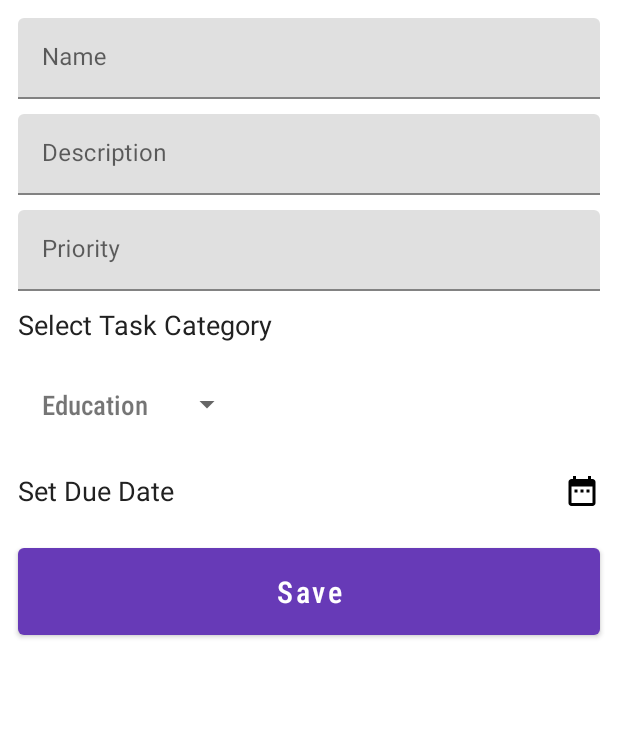
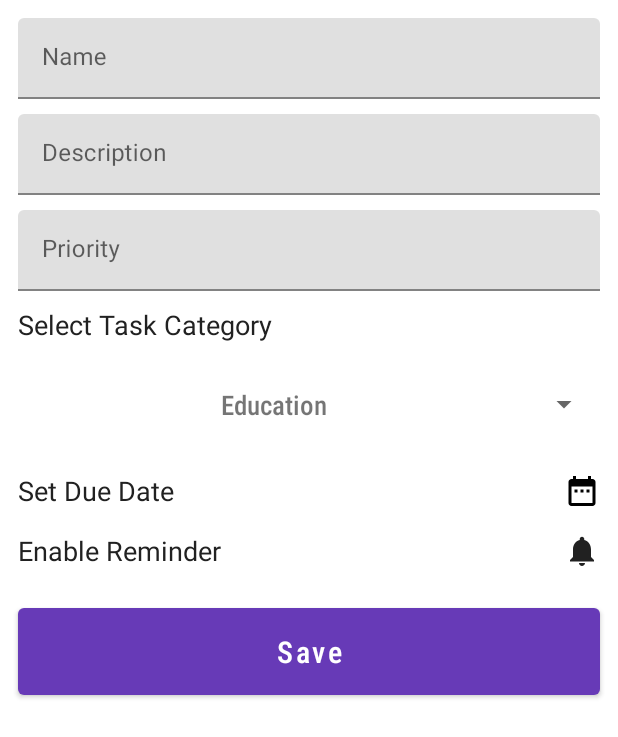
Before and after one commit to KingsleyUsoroeno/Realm-Mvp-Android, an Android app: the AddTodoFragment screen opened through its navigation route, on a phone screen of 412 x 824 dp. Shown: the top 737 px of the screen. Run offline under Robolectric (Android 15) with nearby library versions, the phone set to English and light mode, and no system bars; our stand-ins replace data binding; libraries missing offline, so code that uses them is left out: io.realm.

Commit message:
users can enable notifications for task and included Validation test

```diff
--- a/app/src/main/java/com/kingtech/tasky/views/ui/fragment/AddTodoFragment.kt
+++ b/app/src/main/java/com/kingtech/tasky/views/ui/fragment/AddTodoFragment.kt
@@ -1,27 +1,38 @@
 package com.kingtech.tasky.views.ui.fragment
 
 
+import android.app.DatePickerDialog
+import android.graphics.Color
 import android.os.Bundle
 import android.view.LayoutInflater
 import android.view.View
 import android.view.ViewGroup
+import android.widget.AdapterView
 import android.widget.ArrayAdapter
+import android.widget.DatePicker
 import android.widget.Toast
+import androidx.core.graphics.drawable.DrawableCompat
 import androidx.databinding.DataBindingUtil
 import androidx.fragment.app.Fragment
 import androidx.navigation.findNavController
 import com.kingtech.tasky.R
+import com.kingtech.tasky.common.Common
 import com.kingtech.tasky.databinding.FragmentAddTodoBinding
 import com.kingtech.tasky.views.todo.Todo
-import com.kingtech.tasky.views.todo.presenter.RealmControllerImpl
+import java.util.*
+
 
 /**
  * A simple [Fragment] subclass.
  */
-class AddTodoFragment : Fragment(), UserView {
+class AddTodoFragment : Fragment(), UserView, AdapterView.OnItemSelectedListener,
+	DatePickerDialog.OnDateSetListener {
 
 	private lateinit var todoFragmentBinding: FragmentAddTodoBinding
 	private lateinit var addTodoImpl: TodoFragmentImpl
+	private var selectedCategory = ""
+	private var dueDate = ""
+	private val TAG = "AddTodoFragment"
 
 	override fun onCreateView(
 		inflater: LayoutInflater, container: ViewGroup?,
@@ -30,17 +41,29 @@ class AddTodoFragment : Fragment(), UserView {
 		// Inflate the layout for this fragment
 		todoFragmentBinding =
 			DataBindingUtil.inflate(inflater, R.layout.fragment_add_todo, container, false)
-		addTodoImpl = TodoFragmentImpl(this, RealmControllerImpl())
+		addTodoImpl = TodoFragmentImpl(this, false)
 
 		todoFragmentBinding.btnSave.setOnClickListener {
 			addTodoImpl.onSaveClicked()
 		}
 
+		todoFragmentBinding.imgCalendar.setOnClickListener {
+			showDatePicker()
+		}
+
+		todoFragmentBinding.imgNotification.setOnClickListener {
+			addTodoImpl.setToggle()
+		}
+
+		setUpSpinnerCategoryAdapter()
+		return todoFragmentBinding.root
+	}
+
+	private fun setUpSpinnerCategoryAdapter() {
 		val categories = getStringResourceArray()
 		val adapter = ArrayAdapter<String>(this.context!!, R.layout.layout_spinner, categories)
+		todoFragmentBinding.catSpinner.onItemSelectedListener = this
 		todoFragmentBinding.catSpinner.adapter = adapter
-
-		return todoFragmentBinding.root
 	}
 
 	override fun getTodo(): Todo {
@@ -49,11 +72,20 @@ class AddTodoFragment : Fragment(), UserView {
 		val name = todoFragmentBinding.edtName.text.toString()
 		val desc = todoFragmentBinding.edtDescription.text.toString()
 		val priorityText = todoFragmentBinding.edtPriority.text.toString()
-		val dueDate = "23 Feb 2019"
 		if (priorityText.isNotEmpty()) {
 			priority = priorityText.toInt()
 		}
-		return Todo(id, name, desc, priority, dueDate)
+		return Todo(id, name, desc, priority, selectedCategory, dueDate)
+	}
+
+	private fun showDatePicker() {
+		val calendar = Calendar.getInstance()
+		val year = calendar.get(Calendar.YEAR)
+		val month = calendar.get(Calendar.MONTH)
+		val dayOfMonth = calendar.get(Calendar.DAY_OF_MONTH)
+		val datePicker = DatePickerDialog(this.context!!, this, year, month, dayOfMonth)
+		datePicker.datePicker.minDate = System.currentTimeMillis()
+		datePicker.show()
 	}
 
 	override fun showUserNotSavedMessage() {
@@ -79,4 +111,27 @@ class AddTodoFragment : Fragment(), UserView {
 	override fun navigateTo(destination: Int) {
 		todoFragmentBinding.root.findNavController().navigate(destination)
 	}
+
+	override fun showEnabledReminder() {
+		val wrappedDrawable = DrawableCompat.wrap(todoFragmentBinding.imgNotification.drawable)
+		DrawableCompat.setTint(wrappedDrawable, Color.BLUE)
+	}
+
+	override fun showDisabledReminder() {
+		val wrappedDrawable = DrawableCompat.wrap(todoFragmentBinding.imgNotification.drawable)
+		DrawableCompat.setTint(wrappedDrawable, Color.BLACK)
+	}
+
+	override fun onItemSelected(parent: AdapterView<*>, view: View, position: Int, id: Long) {
+		selectedCategory = getStringResourceArray()[position]
+
+	}
+
+	override fun onNothingSelected(parent: AdapterView<*>) {
+		// Another interface callback
+	}
+
+	override fun onDateSet(datePicker: DatePicker?, year: Int, month: Int, day: Int) {
+		dueDate = Common.formateDialogDate(year, month, day)
+	}
 }
--- a/app/src/main/java/com/kingtech/tasky/views/ui/fragment/UserView.kt
+++ b/app/src/main/java/com/kingtech/tasky/views/ui/fragment/UserView.kt
@@ -4,15 +4,19 @@ import com.kingtech.tasky.views.todo.Todo
 
 interface UserView {
 
-	fun getTodo() : Todo
+	fun getTodo(): Todo
 
 	fun showUserNotSavedMessage()
 
 	fun showInputIsRequired()
 
-	fun getStringResourceArray() : List<String>
+	fun getStringResourceArray(): List<String>
 
 	fun showUserSavedMsg()
 
-	fun navigateTo(destination : Int)
+	fun navigateTo(destination: Int)
+
+	fun showEnabledReminder()
+
+	fun showDisabledReminder()
 }
--- /dev/null
+++ b/app/src/main/res/drawable/ic_notifications.xml
@@ -0,0 +1,10 @@
+<vector xmlns:android="http://schemas.android.com/apk/res/android"
+    android:width="24dp"
+    android:height="24dp"
+    android:tint="#FFFFFF"
+    android:viewportWidth="24.0"
+    android:viewportHeight="24.0">
+    <path
+        android:fillColor="#FF000000"
+        android:pathData="M12,22c1.1,0 2,-0.9 2,-2h-4c0,1.1 0.89,2 2,2zM18,16v-5c0,-3.07 -1.64,-5.64 -4.5,-6.32L13.5,4c0,-0.83 -0.67,-1.5 -1.5,-1.5s-1.5,0.67 -1.5,1.5v0.68C7.63,5.36 6,7.92 6,11v5l-2,2v1h16v-1l-2,-2z" />
+</vector>
--- a/app/src/main/res/layout/fragment_add_todo.xml
+++ b/app/src/main/res/layout/fragment_add_todo.xml
@@ -9,6 +9,7 @@
         tools:context=".views.ui.fragment.AddTodoFragment">
 
         <androidx.appcompat.widget.AppCompatImageView
+            android:id="@+id/img_calendar"
             android:layout_width="wrap_content"
             android:layout_height="wrap_content"
             android:clickable="true"
@@ -20,9 +21,10 @@
 
         <androidx.appcompat.widget.AppCompatSpinner
             android:id="@+id/cat_spinner"
-            android:layout_width="150dp"
+            android:layout_width="0dp"
             android:layout_height="wrap_content"
             android:layout_marginTop="16dp"
+            app:layout_constraintEnd_toEndOf="@id/input_layout_name"
             app:layout_constraintStart_toStartOf="@id/input_layout_name"
             app:layout_constraintTop_toBottomOf="@id/tv_task_cat" />
 
@@ -111,14 +113,36 @@
             android:id="@+id/btn_save"
             android:layout_width="0dp"
             android:layout_height="70dp"
-            app:layout_constraintTop_toBottomOf="@id/tv_set_date"
             android:layout_marginTop="20dp"
             android:text="Save"
             android:textAllCaps="false"
+            android:textSize="20sp"
             app:fontFamily="sans-serif-condensed-medium"
-            android:textSize="20sp"
             app:layout_constraintEnd_toEndOf="@id/input_layout_name"
-            app:layout_constraintStart_toStartOf="@id/input_layout_name"/>
+            app:layout_constraintStart_toStartOf="@id/input_layout_name"
+            app:layout_constraintTop_toBottomOf="@id/tv_set_notification" />
+
+        <androidx.appcompat.widget.AppCompatTextView
+            android:id="@+id/tv_set_notification"
+            android:layout_width="0dp"
+            android:layout_height="wrap_content"
+            android:layout_marginTop="15sp"
+            android:text="Enable Reminder"
+            android:textAppearance="@style/TextAppearance.AppCompat.Medium"
+            android:textColor="@color/primary_text"
+            app:layout_constraintLeft_toLeftOf="@id/tv_set_date"
+            app:layout_constraintRight_toRightOf="@id/img_notification"
+            app:layout_constraintTop_toBottomOf="@id/tv_set_date" />
+
+        <androidx.appcompat.widget.AppCompatImageView
+            android:id="@+id/img_notification"
+            android:layout_width="wrap_content"
+            android:layout_height="wrap_content"
+            android:src="@drawable/ic_notifications"
+            android:tint="@color/primary_text"
+            app:layout_constraintBottom_toBottomOf="@id/tv_set_notification"
+            app:layout_constraintEnd_toEndOf="@id/img_calendar"
+            app:layout_constraintTop_toTopOf="@id/tv_set_notification" />
 
     </androidx.constraintlayout.widget.ConstraintLayout>
 </layout>
--- a/app/src/main/res/layout/layout_todos.xml
+++ b/app/src/main/res/layout/layout_todos.xml
@@ -76,7 +76,7 @@
             android:layout_height="wrap_content"
             android:textAppearance="@style/TextAppearance.AppCompat.Medium"
             android:textColor="@color/colorPrimary"
-            tools:text="Category" />
+            android:text="Category" />
 
         <androidx.appcompat.widget.AppCompatTextView
             android:id="@+id/tv_category_name"
--- a/app/src/main/res/navigation/nav_graph.xml
+++ b/app/src/main/res/navigation/nav_graph.xml
@@ -13,6 +13,9 @@
         <action
             android:id="@+id/action_todoFragment_to_addTodoFragment"
             app:destination="@id/addTodoFragment" />
+        <action
+            android:id="@+id/action_todoFragment_to_viewTodoFragment"
+            app:destination="@id/viewTodoFragment" />
     </fragment>
 
     <fragment
@@ -31,9 +34,6 @@
         android:label="fragment_add_todo"
         tools:layout="@layout/fragment_add_todo" >
         <action
-            android:id="@+id/action_addTodoFragment_to_viewTodoFragment"
-            app:destination="@id/viewTodoFragment" />
-        <action
             android:id="@+id/action_addTodoFragment_to_todoFragment"
             app:destination="@id/todoFragment"
             app:enterAnim="@anim/nav_default_enter_anim" />
@@ -44,4 +44,5 @@
         android:name="com.kingtech.tasky.views.todo.ViewTodoFragment"
         android:label="fragment_view_todo"
         tools:layout="@layout/fragment_view_todo" />
+
 </navigation>
```
Also changed, not shown: app/src/main/java/com/kingtech/tasky/common/Common.kt (added, +14 -0 lines), app/src/main/java/com/kingtech/tasky/views/todo/Todo.kt (+6 -2 lines), app/src/main/java/com/kingtech/tasky/views/todo/ViewTodoFragment.kt (+23 -3 lines), app/src/main/java/com/kingtech/tasky/views/todo/presenter/RealmControllerImpl.kt (+5 -2 lines), app/src/main/java/com/kingtech/tasky/views/ui/adapter/TodoAdapter.kt (+20 -3 lines), app/src/main/java/com/kingtech/tasky/views/ui/fragment/TodoFragment.kt (+34 -18 lines), app/src/main/java/com/kingtech/tasky/views/ui/fragment/TodoFragmentImpl.kt (+15 -2 lines), app/src/main/java/com/kingtech/tasky/views/ui/fragment/TodoPresenter.kt (added, +21 -0 lines), app/src/main/java/com/kingtech/tasky/views/ui/fragment/TodoView.kt (added, +12 -0 lines), app/src/main/res/drawable/ic_notification_on.xml (added, +10 -0 lines), app/src/main/res/layout/fragment_view_todo.xml (+28 -6 lines).
